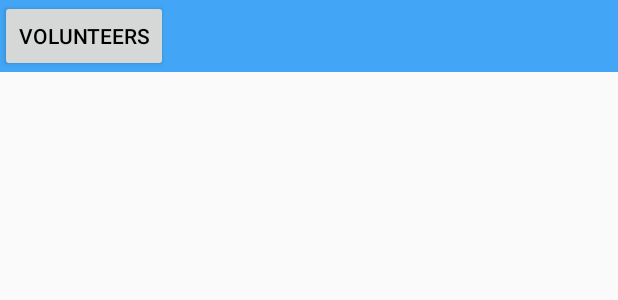
After one commit to hdias5000/PathtoHeaven, an Android app: the layout slider_layout_sos.xml on its own in the app's theme, with its tools: preview values and no code run, on a phone screen of 412 x 824 dp. The commit adds this screen. Shown: the top 300 px of the screen. Run offline under Robolectric (Android 15) with nearby library versions, the phone set to English and light mode, and no system bars.

Commit message:
Volunteers Button done

```diff
--- a/PathToHeavenProject/app/src/main/java/com/example/jay1805/itproject/Map/Map.java
+++ b/PathToHeavenProject/app/src/main/java/com/example/jay1805/itproject/Map/Map.java
@@ -48,6 +48,8 @@ public class Map implements GoogleMap.OnMarkerDragListener, GoogleMap.OnMarkerCl
 //        mMap.animateCamera(CameraUpdateFactory.zoomTo(10));
     }
 
+
+
     public void removeMarker(Marker marker){
         marker.remove();
     }
--- /dev/null
+++ b/PathToHeavenProject/app/src/main/res/layout/slider_layout_sos.xml
@@ -0,0 +1,15 @@
+<?xml version="1.0" encoding="utf-8"?>
+<LinearLayout
+    xmlns:android="http://schemas.android.com/apk/res/android"
+    android:layout_width="match_parent"
+    android:layout_height="wrap_content"
+    android:background="@color/blue_400">
+
+    <Button
+        android:layout_width="wrap_content"
+        android:layout_height="wrap_content"
+        android:textColor="@color/black"
+        android:text="Volunteers"
+        android:id="@+id/volunteersButton"/>
+
+</LinearLayout>
```
Also changed, not shown: PathToHeavenProject/app/src/main/java/com/example/jay1805/itproject/MapsActivity.java (+38 -13 lines), PathToHeavenProject/app/src/main/res/layout/activity_maps.xml (+14 -4 lines).
